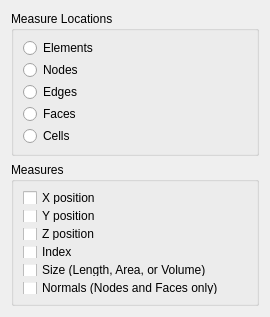
Before: the Qt Designer form src/Interface/Modules/Fields/ReportFieldGeometryMeasures.ui in SCIInstitute/SCIRun, drawn with Qt 5.
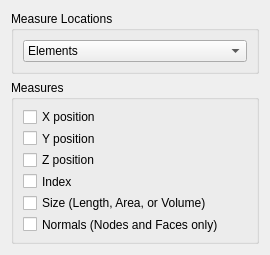
After: the same form once the commit is applied.

What changed in the file:
```diff
--- a/src/Interface/Modules/Fields/ReportFieldGeometryMeasures.ui
+++ b/src/Interface/Modules/Fields/ReportFieldGeometryMeasures.ui
@@ -7,13 +7,13 @@
     <x>0</x>
     <y>0</y>
     <width>270</width>
-    <height>317</height>
+    <height>255</height>
    </rect>
   </property>
   <property name="minimumSize">
    <size>
     <width>270</width>
-    <height>317</height>
+    <height>255</height>
    </size>
   </property>
   <property name="windowTitle">
@@ -27,38 +27,32 @@
      </property>
      <layout class="QVBoxLayout" name="verticalLayout">
       <item>
-       <widget class="QRadioButton" name="elementsRadioButton_">
+       <widget class="QComboBox" name="simplexComboBox_">
+        <item>
         <property name="text">
          <string>Elements</string>
         </property>
-       </widget>
       </item>
       <item>
-       <widget class="QRadioButton" name="nodesRadioButton_">
         <property name="text">
          <string>Nodes</string>
         </property>
-       </widget>
       </item>
       <item>
-       <widget class="QRadioButton" name="edgesRadioButton_">
         <property name="text">
          <string>Edges</string>
         </property>
-       </widget>
       </item>
       <item>
-       <widget class="QRadioButton" name="facesRadioButton_">
         <property name="text">
          <string>Faces</string>
         </property>
-       </widget>
       </item>
       <item>
-       <widget class="QRadioButton" name="cellsRadioButton_">
         <property name="text">
          <string>Cells</string>
         </property>
+        </item>
        </widget>
       </item>
      </layout>
```
Lines whose indentation alone changed are shown as unchanged.
